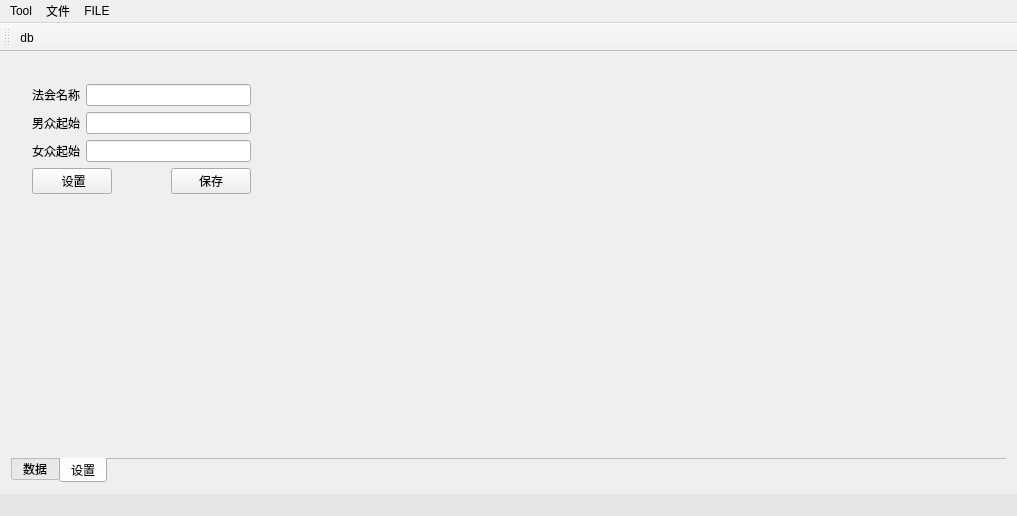
Above: mainwindow.ui from crouse/anatta before the change. Below: the same form after it.
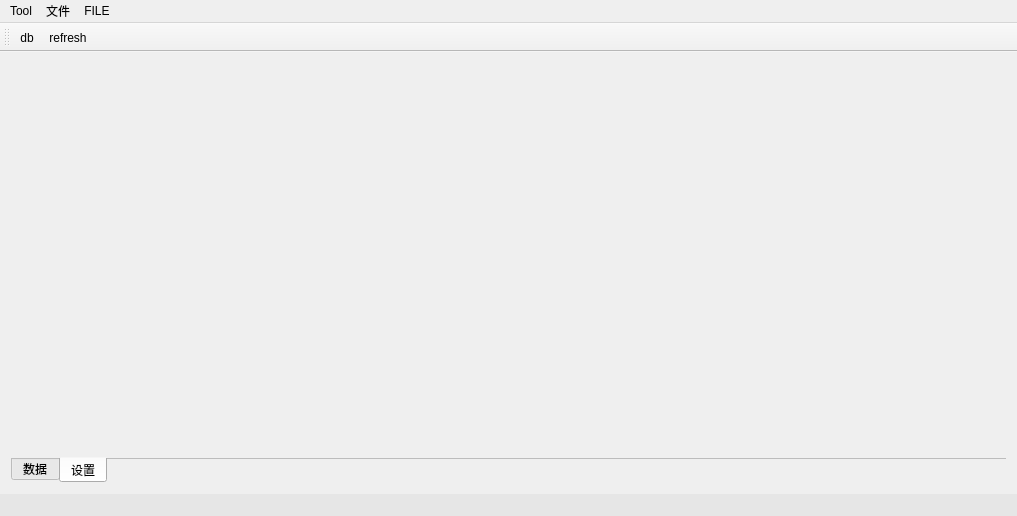
That is the form after the change. The open tabs and pages were chosen to show the change. Icons and pictures are not drawn.

```diff
--- a/mainwindow.ui
+++ b/mainwindow.ui
@@ -36,7 +36,7 @@
        <attribute name="title">
         <string>数据</string>
        </attribute>
-       <layout class="QHBoxLayout" name="horizontalLayout">
+       <layout class="QVBoxLayout" name="verticalLayout_2">
         <item>
          <widget class="QTableView" name="tableView"/>
         </item>
@@ -46,104 +46,6 @@
        <attribute name="title">
         <string>设置</string>
        </attribute>
-       <widget class="QWidget" name="">
-        <property name="geometry">
-         <rect>
-          <x>10</x>
-          <y>10</y>
-          <width>241</width>
-          <height>133</height>
-         </rect>
-        </property>
-        <layout class="QVBoxLayout" name="verticalLayout_2">
-         <item>
-          <layout class="QHBoxLayout" name="horizontalLayout_2">
-           <item>
-            <widget class="QLabel" name="labelFahuiName">
-             <property name="font">
-              <font>
-               <family>PingFang SC</family>
-              </font>
-             </property>
-             <property name="frameShape">
-              <enum>QFrame::NoFrame</enum>
-             </property>
-             <property name="text">
-              <string>法会名称</string>
-             </property>
-            </widget>
-           </item>
-           <item>
-            <widget class="QLineEdit" name="lineEditFahuiName"/>
-           </item>
-          </layout>
-         </item>
-         <item>
-          <layout class="QHBoxLayout" name="horizontalLayout_3">
-           <item>
-            <widget class="QLabel" name="labelMaleStart">
-             <property name="font">
-              <font>
-               <family>PingFang SC</family>
-              </font>
-             </property>
-             <property name="text">
-              <string>男众起始</string>
-             </property>
-            </widget>
-           </item>
-           <item>
-            <widget class="QLineEdit" name="lineEditMaleStart"/>
-           </item>
-          </layout>
-         </item>
-         <item>
-          <layout class="QHBoxLayout" name="horizontalLayout_4">
-           <item>
-            <widget class="QLabel" name="labelFemaleStart">
-             <property name="text">
-              <string>女众起始</string>
-             </property>
-            </widget>
-           </item>
-           <item>
-            <widget class="QLineEdit" name="lineEditFemaleStart"/>
-           </item>
-          </layout>
-         </item>
-         <item>
-          <layout class="QHBoxLayout" name="horizontalLayout_5">
-           <item>
-            <widget class="QPushButton" name="pushButton">
-             <property name="text">
-              <string> 设置</string>
-             </property>
-            </widget>
-           </item>
-           <item>
-            <spacer name="horizontalSpacer">
-             <property name="orientation">
-              <enum>Qt::Horizontal</enum>
-             </property>
-             <property name="sizeHint" stdset="0">
-              <size>
-               <width>40</width>
-               <height>20</height>
-              </size>
-             </property>
-            </spacer>
-           </item>
-           <item>
-            <widget class="QPushButton" name="pushButton_2">
-             <property name="text">
-              <string>保存</string>
-             </property>
-            </widget>
-           </item>
-          </layout>
-         </item>
-        </layout>
-       </widget>
       </widget>
      </widget>
     </item>
@@ -190,6 +92,7 @@
     <bool>false</bool>
    </attribute>
    <addaction name="actionDb"/>
+   <addaction name="actionRefresh"/>
   </widget>
   <widget class="QStatusBar" name="statusBar">
    <property name="styleSheet">
@@ -215,6 +118,15 @@
     <string>db</string>
    </property>
   </action>
+  <action name="actionRefresh">
+   <property name="icon">
+    <iconset resource="pics.qrc">
+     <normaloff>:/pics/see.png</normaloff>:/pics/see.png</iconset>
+   </property>
+   <property name="text">
+    <string>refresh</string>
+   </property>
+  </action>
  </widget>
  <layoutdefault spacing="6" margin="11"/>
  <resources>
```
Left out of the diff: 5 changed lines with no effect on the pictures.
